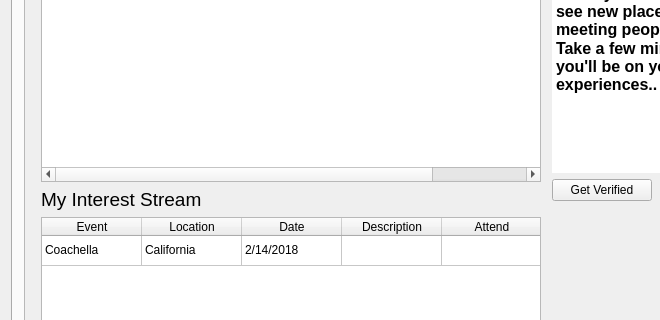
First picture: the form in src/web-app/interestdata.ui, repository Aesylwinn/software-engineering, before the edit; both pictures show x 0 to 660 and y 252 to 572 of the 1309 by 878 pixel window.
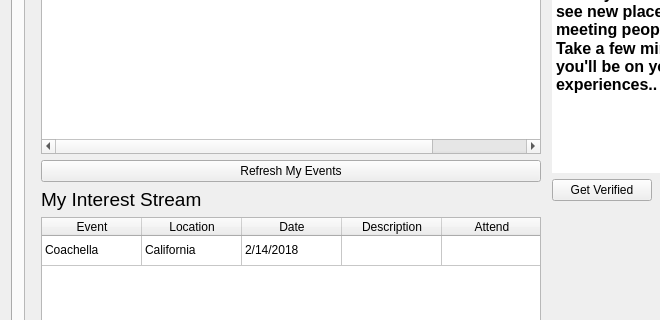
Second picture: the form after the edit. The open tabs and pages were chosen to show the change. Icons and pictures are not drawn.

```diff
--- a/src/web-app/interestdata.ui
+++ b/src/web-app/interestdata.ui
@@ -1091,8 +1091,8 @@
            <rect>
             <x>0</x>
             <y>0</y>
-            <width>1242</width>
-            <height>817</height>
+            <width>1267</width>
+            <height>813</height>
            </rect>
           </property>
           <layout class="QGridLayout" name="gridLayout_4">
@@ -1221,6 +1221,13 @@
                  </item>
                 </widget>
                </item>
+               <item>
+                <widget class="QPushButton" name="refreshMyEvents">
+                 <property name="text">
+                  <string>Refresh My Events</string>
+                 </property>
+                </widget>
+               </item>
               </layout>
              </item>
              <item>
```
Left out of the diff: 28 changed lines with no effect on the pictures.
